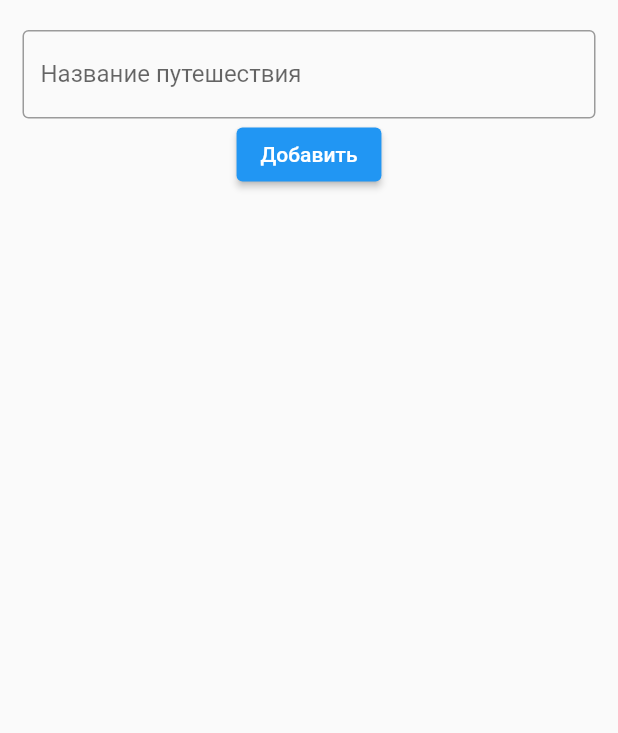
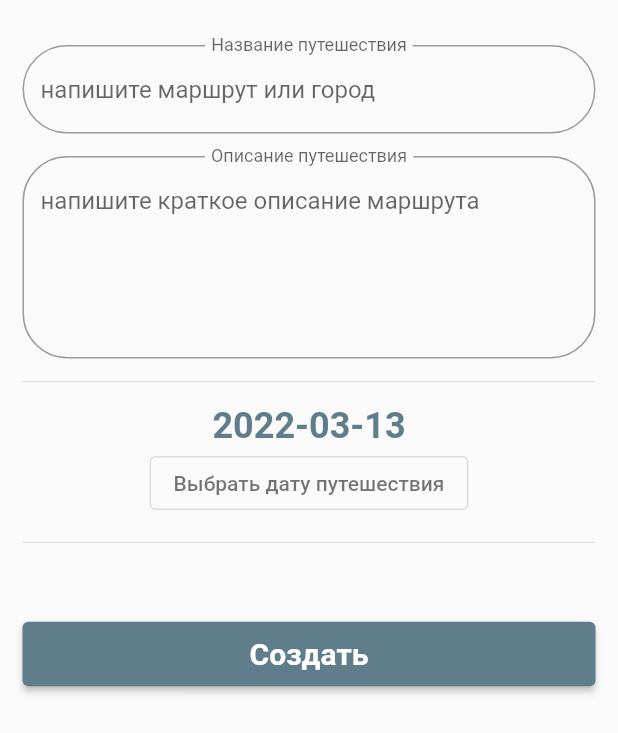
Before and after one commit to Sdoerty/Relevart, a Flutter app: the TitleTravelFormWidget widget shown alone on an empty page, opened directly, on a phone screen of 412 x 824 dp. Shown: the top 733 px of the screen. Run offline on Flutter 3.47's test engine with Material 2 defaults, Android fonts, the phone set to English and light mode, and no system bars; our stand-ins replace cloud_firestore, firebase_auth, firebase_core, font_awesome_flutter, google_sign_in; accounts and stored records are empty.

```diff
--- a/lib/pages/create_travel.dart
+++ b/lib/pages/create_travel.dart
@@ -3,25 +3,31 @@ import 'package:flutter/material.dart';
 import 'package:provider/provider.dart';
 
 class ModelForm extends ChangeNotifier {
-  String travelName = "";
-  CollectionReference title_travel =
-      FirebaseFirestore.instance.collection('title_travel');
+  CollectionReference travel = FirebaseFirestore.instance.collection('travel');
   String _title = "";
-// String travelDescription = "";
-// DateTime dateTravel = DateTime.now();
+  String _description = "";
+  DateTime _dateTravel = DateTime.now();
 
-/*  _selectDate(BuildContext context) async {
+  Future<void> create_travel() {
+    return travel.add({
+      'travel_title': _title,
+      'travel_description': _description,
+      'travel_date': _dateTravel,
+    });
+  }
+
+  _selectDate(BuildContext context) async {
     final DateTime? picked = await showDatePicker(
       context: context,
-      initialDate: dateTravel,
+      initialDate: _dateTravel,
       firstDate: DateTime(2000),
       lastDate: DateTime(2025),
     );
-    if (picked != null && picked != dateTravel) {
-      dateTravel = picked;
+    if (picked != null && picked != _dateTravel) {
+      _dateTravel = picked;
       notifyListeners();
     }
-  }*/
+  }
 }
 
 class CreateTravel extends StatelessWidget {
@@ -34,11 +40,13 @@ class CreateTravel extends StatelessWidget {
         title: Text('Начать путешествие'),
         backgroundColor: Colors.blueGrey,
       ),
-      body: SafeArea(
+      body: SingleChildScrollView(
+        child: SafeArea(
             child: ChangeNotifierProvider(
           create: (context) => ModelForm(),
           child: TravelForm(),
         )),
+      ),
     );
   }
 }
@@ -67,26 +75,80 @@ class _TitleTravelFormWidgetState extends State<TitleTravelFormWidget> {
   @override
   Widget build(BuildContext context) {
     final model = context.read<ModelForm>();
+    final date = context.select((ModelForm date) => date._dateTravel);
+    final modelSelectDate = context.read<ModelForm>();
 
     return Padding(
       padding: EdgeInsets.only(left: 15, top: 20, right: 15, bottom: 0),
       child: Column(
         children: [
+          SizedBox(height: 10),
           TextField(
             onChanged: (String value) {
               model._title = value;
             },
             decoration: InputDecoration(
-                border: OutlineInputBorder(),
+                border: OutlineInputBorder(
+                  borderRadius: BorderRadius.all(Radius.circular(30)),
+                ),
                 labelText: "Название путешествия",
-                hintText: 'можно ввести маршрут или город'),
+                floatingLabelBehavior: FloatingLabelBehavior.always,
+                floatingLabelAlignment: FloatingLabelAlignment.center,
+                hintText: 'напишите маршрут или город'),
           ),
-          ElevatedButton(
+          SizedBox(height: 15),
+          TextField(
+            onChanged: (String value) {
+              model._description = value;
+            },
+            keyboardType: TextInputType.multiline,
+            minLines: 5,
+            maxLines: 5,
+            decoration: InputDecoration(
+                border: OutlineInputBorder(
+                    borderRadius: BorderRadius.all(Radius.circular(30))),
+                labelText: "Описание путешествия",
+                floatingLabelBehavior: FloatingLabelBehavior.always,
+                floatingLabelAlignment: FloatingLabelAlignment.center,
+                hintText: 'напишите краткое описание маршрута'),
+          ),
+          SizedBox(height: 15),
+          Divider(
+            height: 1,
+          ),
+          SizedBox(height: 15),
+          Text(
+            "${date.toLocal()}".split(' ')[0],
+            style: TextStyle(
+                fontSize: 24,
+                fontWeight: FontWeight.bold,
+                color: Colors.blueGrey),
+          ),
+          OutlinedButton(
+              onPressed: () => modelSelectDate._selectDate(context),
+              child: Text(
+                'Выбрать дату путешествия',
+                style: TextStyle(color: Colors.black54),
+              )),
+          SizedBox(height: 15),
+          Divider(
+            height: 1,
+          ),
+          SizedBox(height: 50),
+          SizedBox(
+            width: double.infinity,
+            child: ElevatedButton(
                 onPressed: () => {
-                    model.title_travel.add({'title_travel': model._title}),
+                      model.create_travel(),
                       Navigator.of(context).pop(),
                     },
-              child: Text('Добавить'))
+                child: Text('Создать'),
+                style: ElevatedButton.styleFrom(
+                    primary: Colors.blueGrey,
+                    padding: EdgeInsets.symmetric(vertical: 10),
+                    textStyle:
+                        TextStyle(fontSize: 20, fontWeight: FontWeight.bold))),
+          )
         ],
       ),
     );
```
Lines whose indentation alone changed are shown as unchanged.
